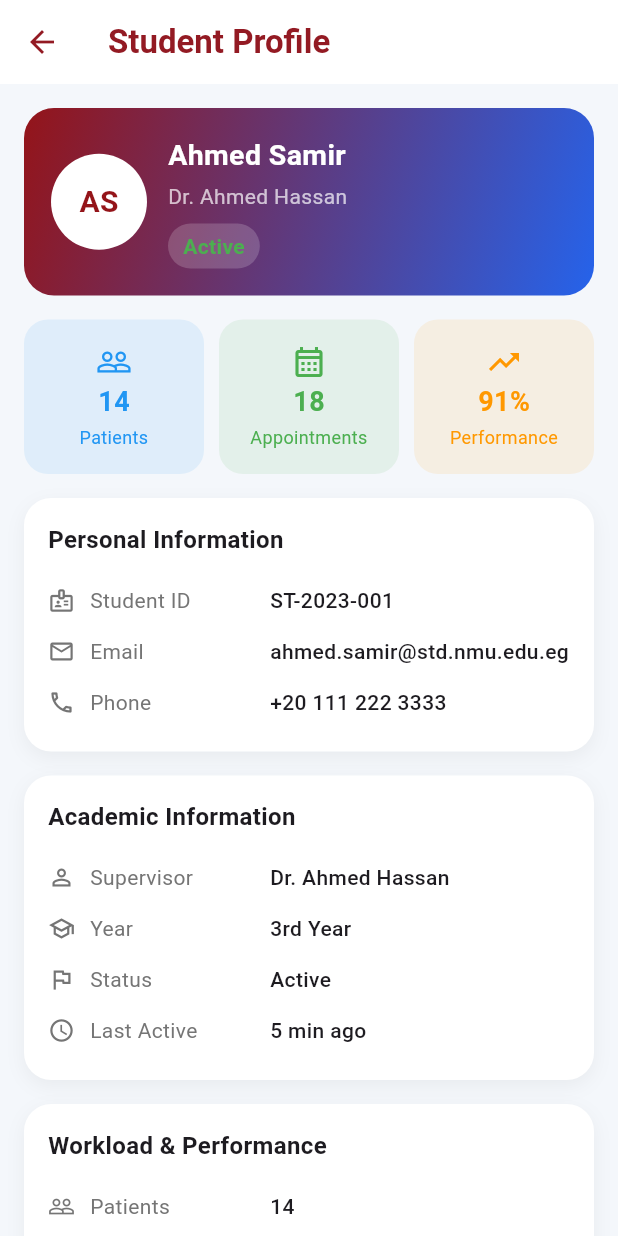
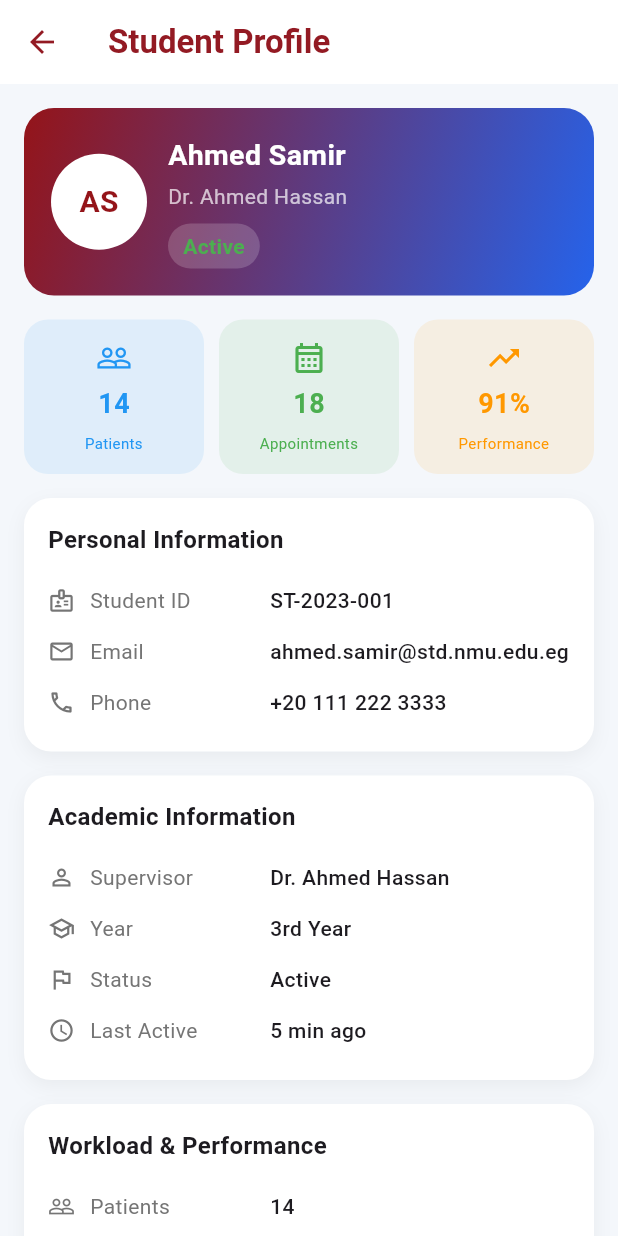
Before and after one commit to AbdElRahman927/Dentist_Hosptial_system, a Flutter app: the StudentProfile screen opened directly with sample values from the repository, on a phone screen of 412 x 824 dp. Run offline on Flutter 3.47's test engine with Material 3 defaults, Android fonts, the light colour scheme and no system bars; our stand-ins replace shared_preferences; accounts and stored records are empty.

Commit message:
minor ui change

```diff
--- a/lib/screens/Doctors/Doctor_profile.dart
+++ b/lib/screens/Doctors/Doctor_profile.dart
@@ -181,7 +181,7 @@ class DoctorProfile extends StatelessWidget {
     return Container(
       width: width * 0.27,
       height: width * 0.25,
-      padding: const EdgeInsets.all(14),
+      padding: const EdgeInsets.all(8),
       decoration: BoxDecoration(
         color: color.withValues(alpha: 0.1),
         borderRadius: BorderRadius.circular(16),
@@ -203,7 +203,7 @@ class DoctorProfile extends StatelessWidget {
           Text(
             title,
             textAlign: TextAlign.center,
-            style: TextStyle(fontSize: 12, color: color),
+            style: TextStyle(fontSize: 10, color: color),
           ),
         ],
       ),
--- a/lib/screens/Patients/pateint_profile.dart
+++ b/lib/screens/Patients/pateint_profile.dart
@@ -224,7 +224,7 @@ class PatientProfile extends StatelessWidget {
     return Container(
       width: width * 0.27,
       height: width * 0.25,
-      padding: const EdgeInsets.all(14),
+      padding: const EdgeInsets.all(8),
       decoration: BoxDecoration(
         color: color.withValues(alpha: 0.1),
         borderRadius: BorderRadius.circular(16),
@@ -239,7 +239,7 @@ class PatientProfile extends StatelessWidget {
             style: TextStyle(
               color: color,
               fontWeight: FontWeight.bold,
-              fontSize: 18,
+              fontSize: 12,
             ),
           ),
 
--- a/lib/screens/Students/Student_Modal_sheet.dart
+++ b/lib/screens/Students/Student_Modal_sheet.dart
@@ -121,7 +121,6 @@ class StudentModalSheet extends StatelessWidget {
                   _row("Phone", student.phone),
                   _row("Supervisor", student.supervisor),
                   _row("Year", "${student.year}"),
-                  _row("Email", student.email),
                   _row("Status", student.statusLabel),
                   _row("Total Appointments", "${student.numOfAppointments}"),
                   _row("Total Patients", "${student.numOfPatients}"),
--- a/lib/screens/Students/Student_profile.dart
+++ b/lib/screens/Students/Student_profile.dart
@@ -197,7 +197,7 @@ class StudentProfile extends StatelessWidget {
     return Container(
       width: width * 0.27,
       height: width * 0.25,
-      padding: const EdgeInsets.all(14),
+      padding: const EdgeInsets.all(8),
       decoration: BoxDecoration(
         color: color.withValues(alpha: 0.1),
         borderRadius: BorderRadius.circular(16),
@@ -219,7 +219,7 @@ class StudentProfile extends StatelessWidget {
           Text(
             title,
             textAlign: TextAlign.center,
-            style: TextStyle(fontSize: 12, color: color),
+            style: TextStyle(fontSize: 10, color: color),
           ),
         ],
       ),
```
